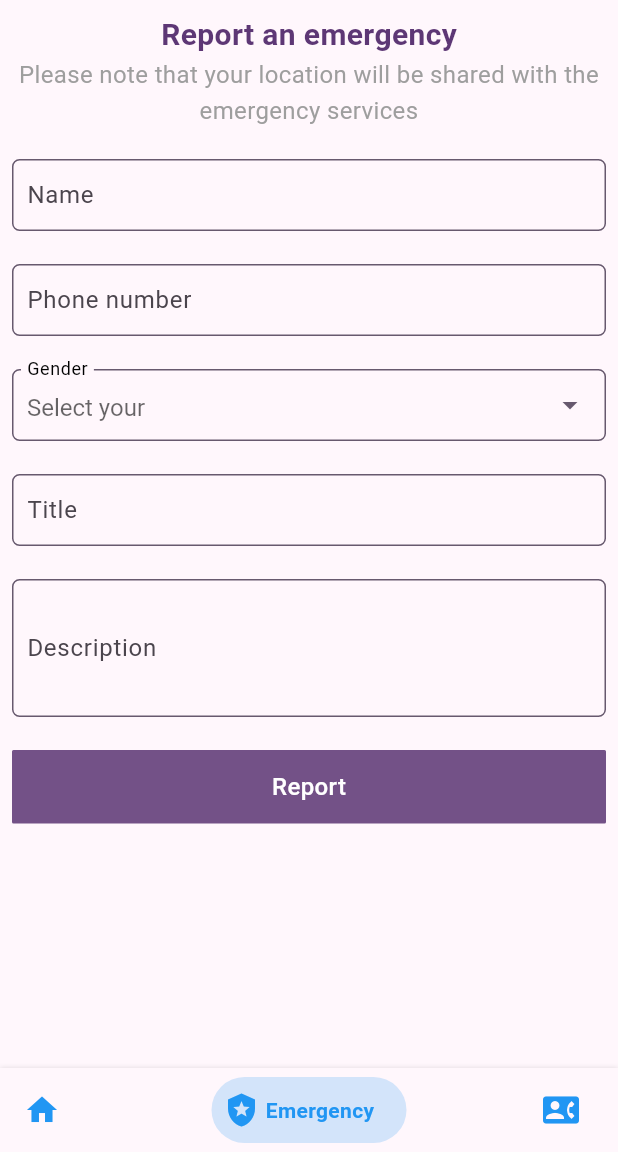
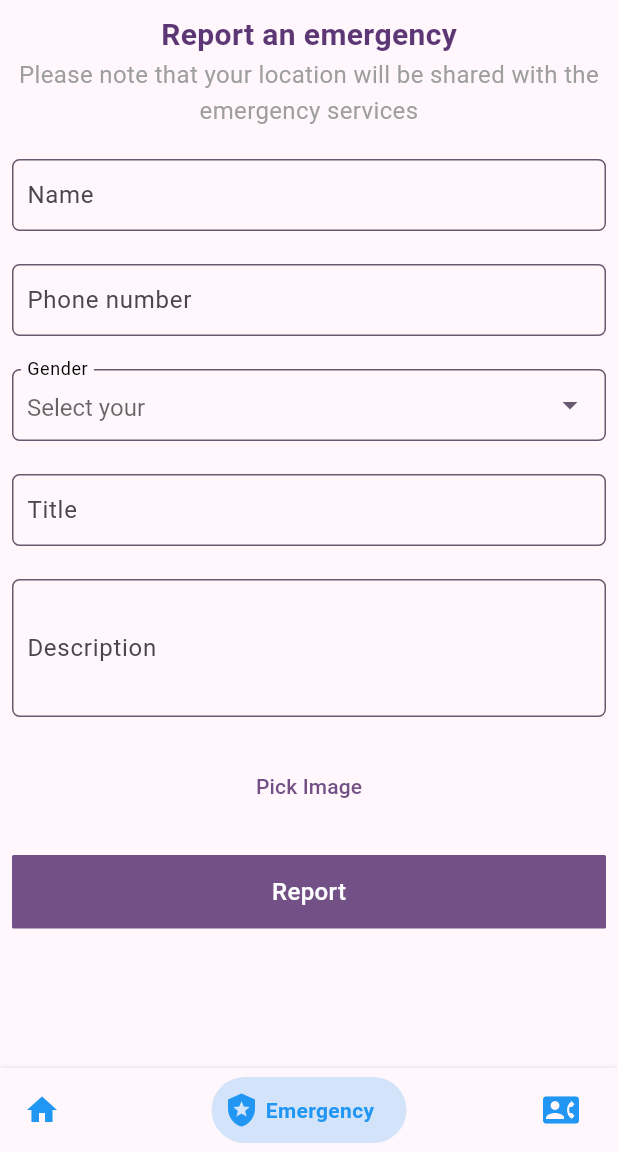
Before and after one commit to School-Projects-Works/campus_navigation, a Flutter app: the screen it shows after launch, item 2 of the bottom bar chosen, on a phone screen of 412 x 824 dp, the part 84-1236 px from its top. Run offline on Flutter 3.47's test engine with Material 3 defaults, Android fonts, the phone set to English and light mode, and no system bars; drawn by our look-alikes of bottom_navy_bar; our stand-ins replace cloud_firestore, data_table_2, firebase_core, firebase_storage, flutter_riverpod, flutter_smart_dialog and 8 more; missing offline and left inert: flutter_polyline_points, image_network, maps_launcher; accounts and stored records are empty; Roboto replaces fonts that are missing (Laila, OpenSans).

Commit message:
final update

```diff
--- a/lib/features/emergency/provider/emergency_provider.dart
+++ b/lib/features/emergency/provider/emergency_provider.dart
@@ -126,6 +126,7 @@ class NewEmergency extends StateNotifier<EmergencyModel> {
       var url = await EmergencyServices.uploadImage(image);
       if (url.isNotEmpty) {
         state = state.copyWith(image: url);
+        ref.read(emergencyImageProvider.notifier).state = null;
       }
     }
     if (state.lat == 0.0 || state.lng == 0.0) {
--- a/lib/features/emergency/views/emergency_page.dart
+++ b/lib/features/emergency/views/emergency_page.dart
@@ -6,6 +6,7 @@ import 'package:campus_navigation/utils/colors.dart';
 import 'package:campus_navigation/utils/styles.dart';
 import 'package:flutter/material.dart';
 import 'package:flutter_riverpod/flutter_riverpod.dart';
+import 'package:image_picker/image_picker.dart';
 import 'package:location/location.dart';
 
 class EmergencyPage extends ConsumerStatefulWidget {
@@ -148,6 +149,72 @@ void getLocation()async{
                   },
                 ),
                 const SizedBox(height: 22),
+                //pick image
+                TextButton(onPressed: (){
+                 //show source snackbar
+                 showModalBottomSheet(
+                   context: context,
+                   builder: (context) => Column(
+                     mainAxisSize: MainAxisSize.min,
+                     children: [
+                       ListTile(
+                         leading: const Icon(Icons.camera),
+                         title: const Text('Camera'),
+                         onTap: (){
+                          _pickImage('camera');
+                         },
+                       ),
+                       ListTile(
+                         leading: const Icon(Icons.image),
+                         title: const Text('Gallery'),
+                         onTap: (){
+                          _pickImage('gallery');
+                         },
+                       ),
+                     ],
+                   ),
+                 );
+
+
+                }, child: const Text('Pick Image')),
+                if(ref.watch(emergencyImageProvider)!=null)
+                 Container(
+                                    width: 80,
+                                    height: 80,
+                                    margin:
+                                        const EdgeInsets.symmetric(vertical: 3),
+                                    decoration: BoxDecoration(
+                                        borderRadius: BorderRadius.circular(5),
+                                        border: Border.all(color: Colors.black),
+                                        image: DecorationImage(
+                                            image: MemoryImage(
+                                                ref.watch(emergencyImageProvider)!),
+                                            fit: BoxFit.cover)),
+                                    //delete button
+                                    child: Align(
+                                      alignment: Alignment.topRight,
+                                      child: InkWell(
+                                        onTap: () {
+                                          ref.read(emergencyImageProvider.notifier).state=null;
+                                        },
+                                        child: Container(
+                                          padding: const EdgeInsets.all(5),
+                                          decoration: BoxDecoration(
+                                              color:
+                                                  Colors.black.withOpacity(.5),
+                                              shape: BoxShape.circle),
+                                          child: const Icon(
+                                            Icons.cancel,
+                                            color: Colors.white,
+                                            size: 18,
+                                          ),
+                                        ),
+                                      ),
+                                    ),
+                                  ),
+
+
+                const SizedBox(height: 22),
                 CustomButton(
                   onPressed: () {
                     if (_formKey.currentState!.validate()) {
@@ -164,4 +231,15 @@ void getLocation()async{
           ),
         ));
   }
+
+  void _pickImage(String source)async {
+    final picker = ImagePicker();
+    final pickedFile = await picker.pickImage(
+      source: source == 'camera' ? ImageSource.camera : ImageSource.gallery,
+    );
+    if (pickedFile != null) {
+      var imageByte = await pickedFile.readAsBytes();
+      ref.read(emergencyImageProvider.notifier).state=imageByte;
+    }
+  }
 }
```
